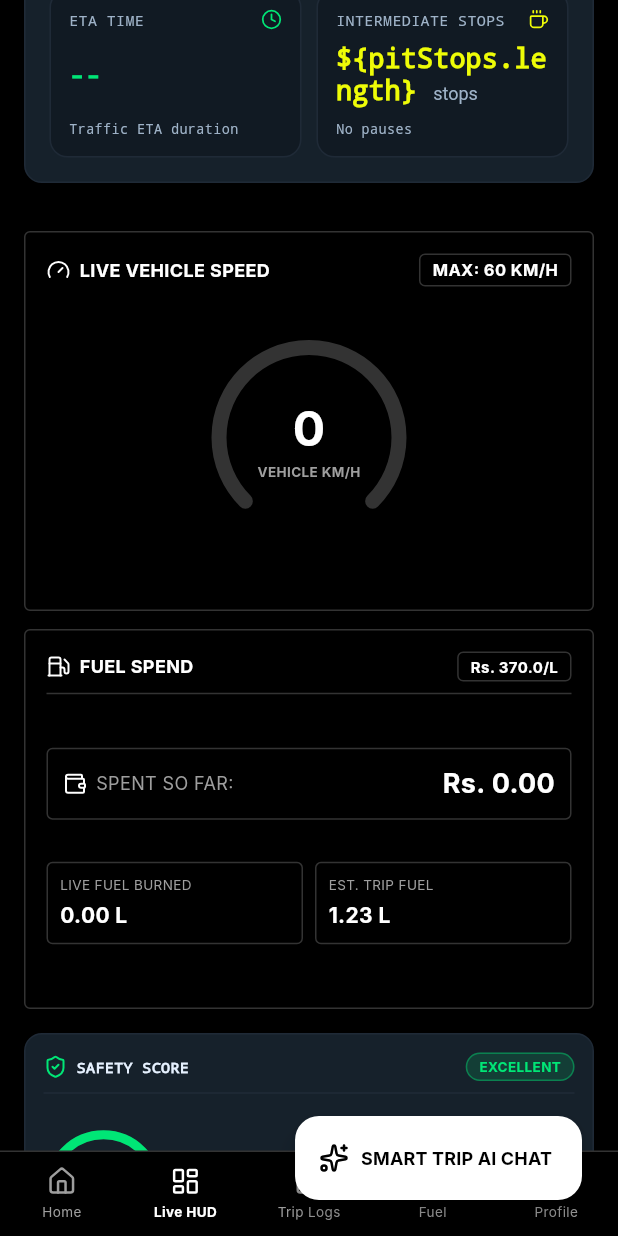
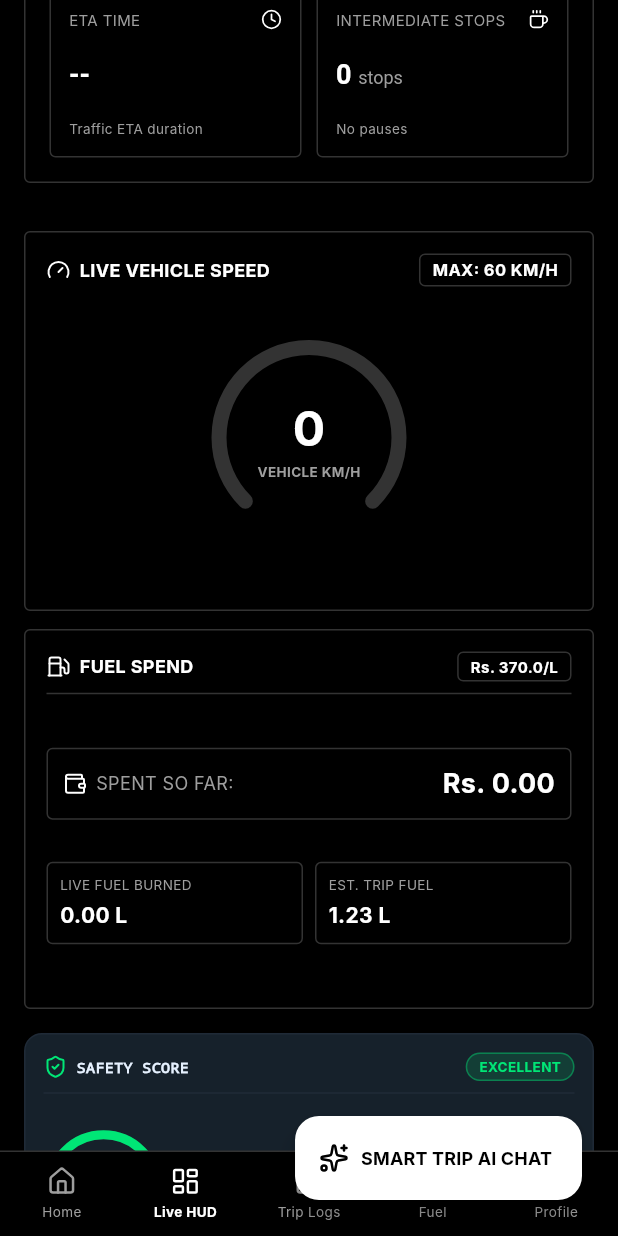
Before and after one commit to bhagya2026-dev/Smart_Trip_AI, a Flutter app: the screen it shows after launch, item 2 of the bottom bar chosen, scrolled down 576 dp, on a phone screen of 412 x 824 dp. Run offline on Flutter 3.47's test engine with Material 3 defaults, Android fonts, the phone set to English and light mode, and no system bars; our stand-ins replace geolocator, lucide_icons, sensors_plus, sqflite; accounts and stored records are empty; network calls fail; Roboto replaces fonts that are missing (Inter).

Commit message:
UI: Apply monochrome theme to LiveNavigationPanel

```diff
--- a/smart_trip_ai_mobile/lib/presentation/components/live_navigation_panel.dart
+++ b/smart_trip_ai_mobile/lib/presentation/components/live_navigation_panel.dart
@@ -53,9 +53,9 @@ class LiveNavigationPanel extends StatelessWidget {
       margin: const EdgeInsets.only(bottom: 16),
       padding: const EdgeInsets.all(16),
       decoration: BoxDecoration(
-        color: const Color(0xFF16212B),
-        border: Border.all(color: const Color(0xFF1F2A37)),
-        borderRadius: BorderRadius.circular(12),
+        color: Colors.black,
+        border: Border.all(color: const Color(0xFF333333)),
+        borderRadius: BorderRadius.circular(4),
       ),
       child: Column(
         children: [
@@ -65,39 +65,37 @@ class LiveNavigationPanel extends StatelessWidget {
             children: [
               Row(
                 children: [
-                  const Icon(LucideIcons.milestone, color: Color(0xFF00E676), size: 16),
+                  const Icon(LucideIcons.milestone, color: Colors.white, size: 16),
                   const SizedBox(width: 8),
                   Text(
                     isWalking ? 'LIVE PEDESTRIAN WALK TELEMETRY' : 'LIVE TRIP TELEMETRY & NAVIGATION',
                     style: const TextStyle(
                       fontSize: 10,
                       fontWeight: FontWeight.bold,
-                      fontFamily: 'monospace',
-                      color: Color(0xFFE6F1FF),
+                      color: Colors.white,
                       letterSpacing: 1.0,
                     ),
                   ),
                 ],
               ),
               if (destination != null)
-                Container(
+                  Container(
                   padding: const EdgeInsets.symmetric(horizontal: 10, vertical: 4),
                   decoration: BoxDecoration(
-                    color: const Color(0xFF00B8D4).withOpacity(0.15),
-                    border: Border.all(color: const Color(0xFF00B8D4).withOpacity(0.4)),
-                    borderRadius: BorderRadius.circular(20),
+                    color: Colors.black,
+                    border: Border.all(color: const Color(0xFF333333)),
+                    borderRadius: BorderRadius.circular(4),
                   ),
                   child: Row(
                     children: [
-                      const Icon(LucideIcons.flag, color: Color(0xFF00B8D4), size: 12),
+                      const Icon(LucideIcons.flag, color: Colors.white, size: 12),
                       const SizedBox(width: 4),
                       Text(
-                        'DEST: \${destination!.name.isNotEmpty ? destination!.name : destination!.city}',
+                        'DEST: ${destination!.name.isNotEmpty ? destination!.name : destination!.city}',
                         style: const TextStyle(
                           fontSize: 10,
                           fontWeight: FontWeight.bold,
-                          fontFamily: 'monospace',
-                          color: Color(0xFF00B8D4),
+                          color: Colors.white,
                         ),
                       ),
                     ],
@@ -105,7 +103,7 @@ class LiveNavigationPanel extends StatelessWidget {
                 ),
             ],
           ),
-          const Divider(color: Color(0xFF1F2A37), height: 24),
+          const Divider(color: Color(0xFF333333), height: 24),
 
           // Grid Stats
           LayoutBuilder(
@@ -122,10 +120,10 @@ class LiveNavigationPanel extends StatelessWidget {
                   _buildStatCard(
                     title: 'PAST COVERED',
                     icon: LucideIcons.navigation,
-                    iconColor: const Color(0xFF00E676),
-                    value: '\${coveredDistanceKm.toStringAsFixed(1)} ',
+                    iconColor: Colors.white,
+                    value: '${coveredDistanceKm.toStringAsFixed(1)} ',
                     unit: 'km',
-                    valueColor: const Color(0xFFE6F1FF),
+                    valueColor: Colors.white,
                     subtitle: isWalking ? 'Walked so far' : 'Driven so far',
                   ),
 
@@ -133,21 +131,21 @@ class LiveNavigationPanel extends StatelessWidget {
                   _buildStatCard(
                     title: 'REMAINING',
                     icon: LucideIcons.flag,
-                    iconColor: const Color(0xFF00B8D4),
-                    value: destination != null ? '\${remainingDistanceKm.toStringAsFixed(1)} ' : '-- ',
+                    iconColor: Colors.white,
+                    value: destination != null ? '${remainingDistanceKm.toStringAsFixed(1)} ' : '-- ',
                     unit: 'km',
-                    valueColor: const Color(0xFF00B8D4),
-                    subtitle: destination != null ? 'To \${destination!.name.isNotEmpty ? destination!.name : destination!.city}' : 'No target',
+                    valueColor: Colors.white,
+                    subtitle: destination != null ? 'To ${destination!.name.isNotEmpty ? destination!.name : destination!.city}' : 'No target',
                   ),
 
                   // 3. Estimated Time of Arrival (ETA)
                   _buildStatCard(
                     title: 'ETA TIME',
                     icon: LucideIcons.clock,
-                    iconColor: const Color(0xFF00E676),
-                    value: destination != null ? (etaH > 0 ? '\${etaH}h \${etaM}m' : '\${etaM}m') : '--',
+                    iconColor: Colors.white,
+                    value: destination != null ? (etaH > 0 ? '${etaH}h ${etaM}m' : '${etaM}m') : '--',
                     unit: '',
-                    valueColor: const Color(0xFF00E676),
+                    valueColor: Colors.white,
                     subtitle: isWalking ? 'Walking duration' : 'Traffic ETA duration',
                   ),
 
@@ -155,11 +153,11 @@ class LiveNavigationPanel extends StatelessWidget {
                   _buildStatCard(
                     title: 'INTERMEDIATE STOPS',
                     icon: LucideIcons.coffee,
-                    iconColor: const Color(0xFFEEFC07),
-                    value: '\${pitStops.length} ',
+                    iconColor: Colors.white,
+                    value: '${pitStops.length} ',
                     unit: 'stops',
-                    valueColor: const Color(0xFFEEFC07),
-                    subtitle: stopMinutes > 0 ? '\${stopMinutes}m spent paused' : 'No pauses',
+                    valueColor: Colors.white,
+                    subtitle: stopMinutes > 0 ? '${stopMinutes}m spent paused' : 'No pauses',
                   ),
                 ],
               );
@@ -182,9 +180,9 @@ class LiveNavigationPanel extends StatelessWidget {
     return Container(
       padding: const EdgeInsets.all(12),
       decoration: BoxDecoration(
-        color: const Color(0xFF111A23),
-        border: Border.all(color: const Color(0xFF1F2A37)),
-        borderRadius: BorderRadius.circular(12),
+        color: Colors.black,
+        border: Border.all(color: const Color(0xFF333333)),
+        borderRadius: BorderRadius.circular(4),
       ),
       child: Column(
         crossAxisAlignment: CrossAxisAlignment.start,
@@ -195,26 +193,26 @@ class LiveNavigationPanel extends StatelessWidget {
             children: [
               Text(
                 title,
-                style: const TextStyle(fontSize: 10, color: Color(0xFF9FB3C8), fontFamily: 'monospace'),
+                style: const TextStyle(fontSize: 10, color: Colors.grey),
               ),
               Icon(icon, color: iconColor, size: 14),
             ],
           ),
           RichText(
             text: TextSpan(
-              style: TextStyle(fontSize: 18, fontWeight: FontWeight.w800, fontFamily: 'monospace', color: valueColor),
+              style: TextStyle(fontSize: 18, fontWeight: FontWeight.bold, color: valueColor),
               children: [
                 TextSpan(text: value),
                 TextSpan(
                   text: unit,
-                  style: const TextStyle(fontSize: 12, fontWeight: FontWeight.normal, color: Color(0xFF9FB3C8)),
+                  style: const TextStyle(fontSize: 12, fontWeight: FontWeight.normal, color: Colors.grey),
                 ),
               ],
             ),
           ),
           Text(
             subtitle,
-            style: const TextStyle(fontSize: 9, color: Color(0xFF9FB3C8), fontFamily: 'monospace'),
+            style: const TextStyle(fontSize: 9, color: Colors.grey),
             maxLines: 1,
             overflow: TextOverflow.ellipsis,
           ),
```
